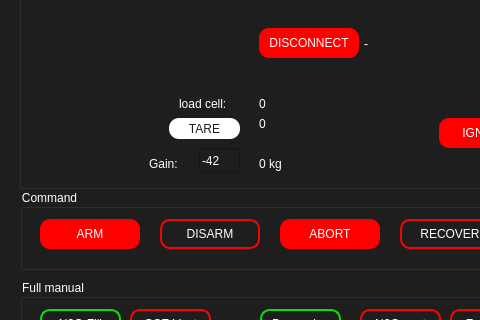
First picture: the form in UI/GS2023.ui, repository MorgesHAB/ERT2023GS, before the edit; both pictures show x 0 to 480 and y 451 to 771 of the 1211 by 910 pixel window.
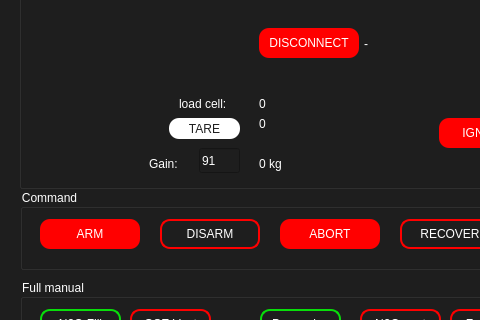
Second picture: the form after the edit. Icons and pictures are not drawn.

Commit message: Version during Nordend flight

Patch:
```diff
--- a/UI/GS2023.ui
+++ b/UI/GS2023.ui
@@ -1196,7 +1196,7 @@
       </rect>
      </property>
      <property name="text">
-      <string>-42</string>
+      <string>91</string>
      </property>
     </widget>
     <widget class="QLabel" name="load_cell_label_2">
```
The commit also changes 1 other file.
